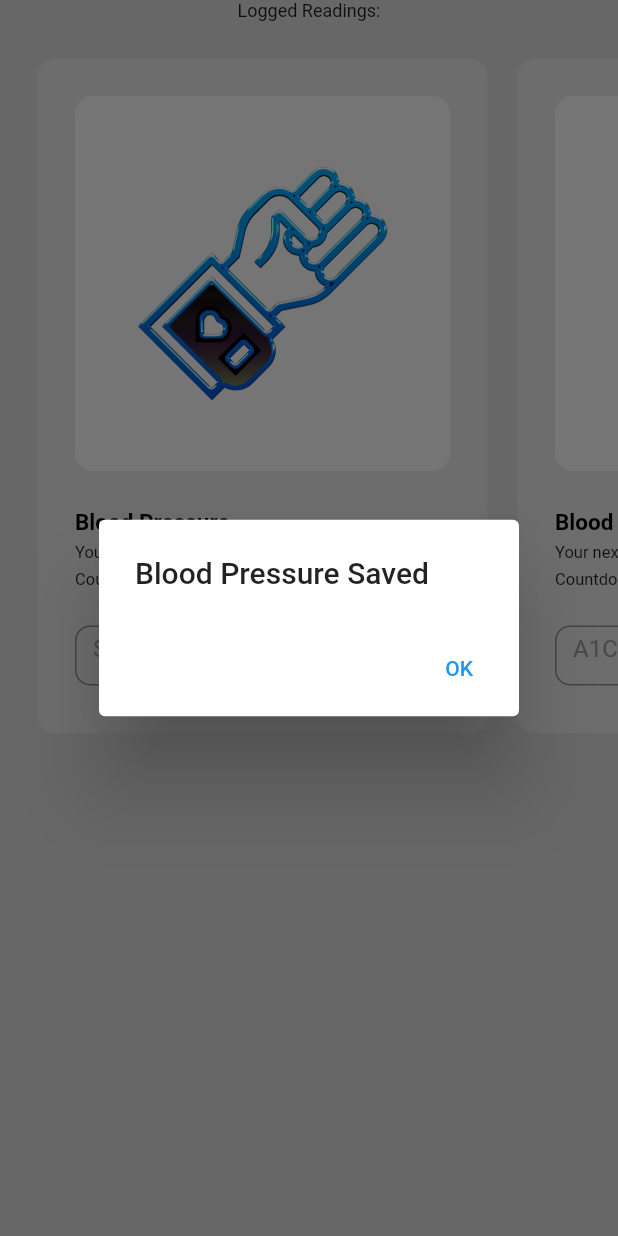
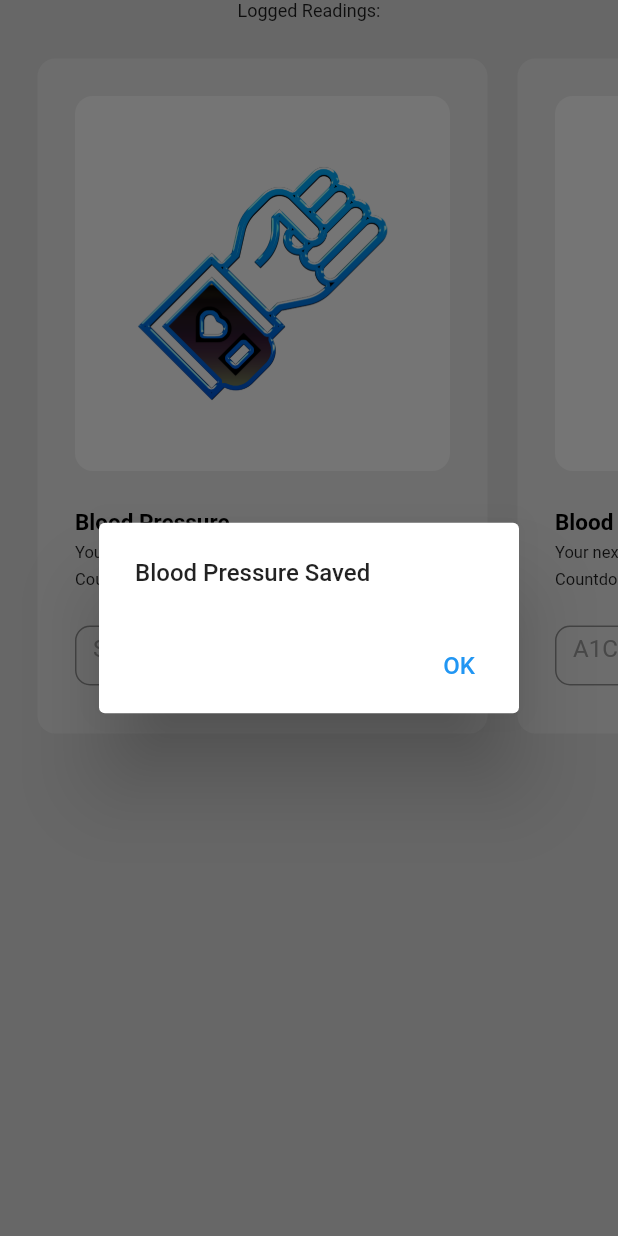
Before and after one commit to HungerMadra/life_med_easy, a Flutter app: the Logs screen opened directly, after a tap on the "keyboard double arrow right" icon, on a phone screen of 412 x 824 dp. Run offline on Flutter 3.47's test engine with Material 2 defaults, Android fonts, the phone set to English and light mode, and no system bars; our stand-ins replace google_fonts, google_nav_bar, sqflite; accounts and stored records are empty.

Commit message:
Before Logs Visuals

```diff
--- a/lib/components/readings_tile.dart
+++ b/lib/components/readings_tile.dart
@@ -63,13 +63,21 @@ Future<void> _savePressureLog(BuildContext context, int syst, int dias) async {
     context: context,
     builder: (BuildContext context) {
       return AlertDialog(
-        title: const Text('Blood Pressure Saved'),
+        title: Text('Blood Pressure Saved',
+          style: GoogleFonts.roboto(
+                  fontSize: 16,
+                  color: Colors.blueGrey[350],
+                ),),
         actions: <Widget>[
           TextButton(
             onPressed: () {
               Navigator.of(context).pop();
             },
-            child: const Text('OK'),
+            child: Text('OK',
+          style: GoogleFonts.roboto(
+                  fontSize: 16,
+                  color: Colors.blueGrey[350],
+                ),),
           ),
         ],
       );
@@ -85,14 +93,10 @@ Future<void> _savePressureLog(BuildContext context, int syst, int dias) async {
   print(await _getPressureLog());
 }
 
-
-
-
       // Function to handle reading pressure log from the database
   Future<List<Map<String, dynamic>>> _getPressureLog() async {
     return await _database.query('pressure_log');
   }
-
 
   // Build method to create the UI for the ReadingsTile
   @override
```
